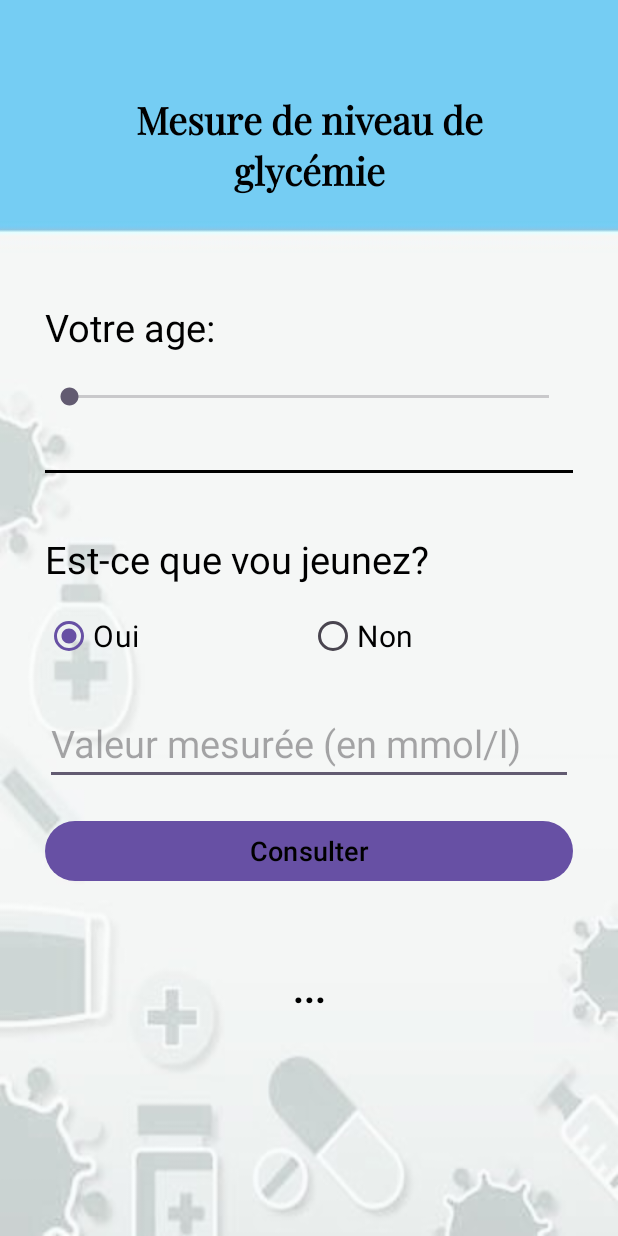
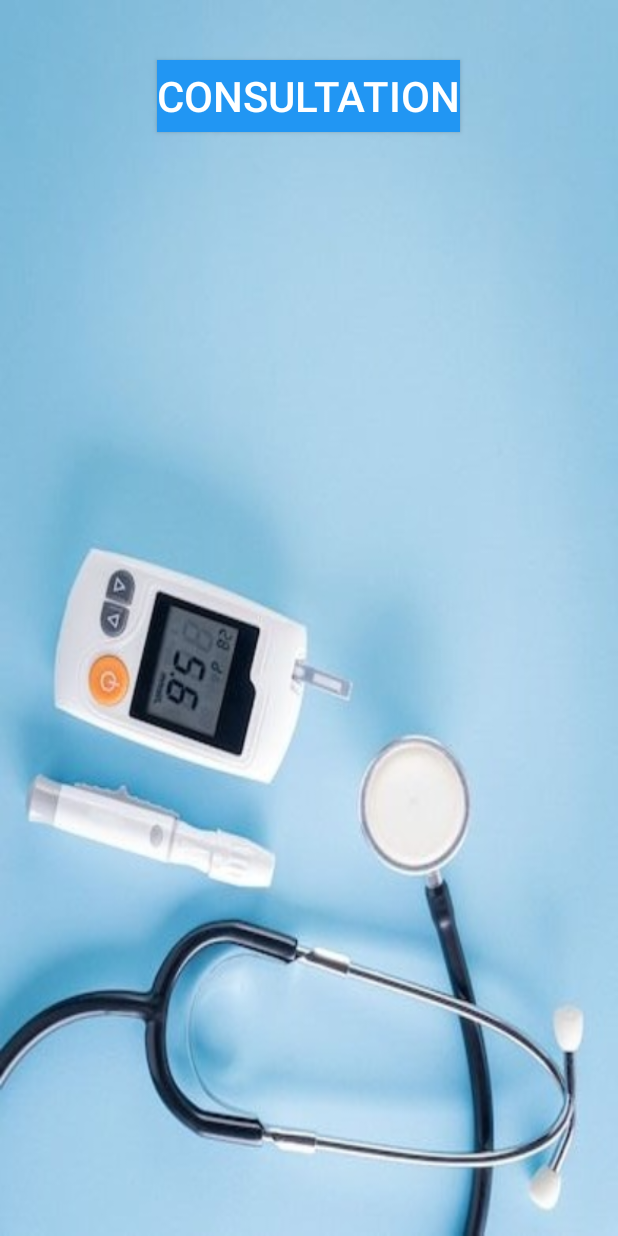
Before and after one commit to cheditr/Application_de_mesure_de_niveau_de_glycemie, an Android app: the screen it shows after launch (MainActivity before the commit, HomeActivity after it), on a phone screen of 412 x 824 dp. Run offline under Robolectric (Android 15) with nearby library versions, the phone set to English and light mode, and no system bars; 1 statement that could not run was skipped.

Commit message:
ajouter les activitées HomeActivity et ConsultActivity

```diff
--- /dev/null
+++ b/app/src/main/java/com/example/mesuredeniveaudeglycmie/view/HomeActivity.java
@@ -0,0 +1,33 @@
+package com.example.mesuredeniveaudeglycmie.view;
+
+import androidx.appcompat.app.AppCompatActivity;
+
+import android.content.Intent;
+import android.os.Bundle;
+import android.view.View;
+import android.widget.Button;
+
+import com.example.mesuredeniveaudeglycmie.R;
+
+public class HomeActivity extends AppCompatActivity {
+    private Button btnConsultation;
+
+    @Override
+    protected void onCreate(Bundle savedInstanceState) {
+        super.onCreate(savedInstanceState);
+        setContentView(R.layout.activity_home);
+        init();
+        btnConsultation.setOnClickListener(new View.OnClickListener() {
+            @Override
+            public void onClick(View v) {
+                Intent intent=new Intent(HomeActivity.this,MainActivity.class);
+                //Intent intent2=new Intent(getApplicationContext(),MainActivity.class);
+                startActivity(intent);
+                finish();
+            }
+        });
+    }
+    private void init(){
+        btnConsultation=findViewById(R.id.btnConsulter);
+    }
+}
--- /dev/null
+++ b/app/src/main/res/layout/activity_home.xml
@@ -0,0 +1,25 @@
+<?xml version="1.0" encoding="utf-8"?>
+<RelativeLayout xmlns:android="http://schemas.android.com/apk/res/android"
+    xmlns:app="http://schemas.android.com/apk/res-auto"
+    xmlns:tools="http://schemas.android.com/tools"
+    android:layout_width="match_parent"
+    android:layout_height="match_parent"
+    android:background="@drawable/home_background"
+    android:padding="20dp"
+    tools:context=".view.HomeActivity">
+
+
+
+    <Button
+        android:id="@+id/btnConsultation"
+        android:layout_width="wrap_content"
+        android:layout_height="wrap_content"
+        android:layout_margin="20dp"
+        android:layout_centerHorizontal="true"
+        android:background="@color/blue"
+        android:text="Consultation"
+        android:textColor="@color/white"
+        android:textSize="28sp"/>
+
+
+</RelativeLayout>
--- a/app/src/main/res/layout/activity_main.xml
+++ b/app/src/main/res/layout/activity_main.xml
@@ -96,17 +96,4 @@
         android:textSize="18sp" />
     <!--android:onClick="calculer"-->
 
-    <TextView
-        android:id="@+id/tvReponse"
-        android:layout_width="match_parent"
-        android:layout_height="wrap_content"
-        android:layout_gravity="center"
-        android:layout_marginTop="10dp"
-        android:gravity="center"
-        android:lineSpacingExtra="8sp"
-        android:padding="40dp"
-        android:text="..."
-        android:textColor="@color/black"
-        android:textSize="25sp"
-        android:textStyle="bold" />
 </LinearLayout>
--- a/app/src/main/res/values/themes.xml
+++ b/app/src/main/res/values/themes.xml
@@ -1,6 +1,6 @@
 <resources xmlns:tools="http://schemas.android.com/tools">
     <!-- Base application theme. -->
-    <style name="Base.Theme.MesureDeNiveauDeGlycémie" parent="Theme.Material3.DayNight.NoActionBar">
+    <style name="Base.Theme.MesureDeNiveauDeGlycémie" parent="Theme.AppCompat.DayNight.NoActionBar">
         <!-- Customize your light theme here. -->
         <!-- <item name="colorPrimary">@color/my_light_primary</item> -->
     </style>
```
Also changed, not shown: app/src/main/AndroidManifest.xml (+10 -3 lines), app/src/main/java/com/example/mesuredeniveaudeglycmie/view/ConsultActivity.java (added, +44 -0 lines), app/src/main/java/com/example/mesuredeniveaudeglycmie/view/MainActivity.java (+19 -3 lines), app/src/main/res/layout/activity_consult.xml (added, +45 -0 lines), app/src/main/res/drawable/home_background.jpeg (added), app/src/main/res/drawable/image1.jpg (added).
